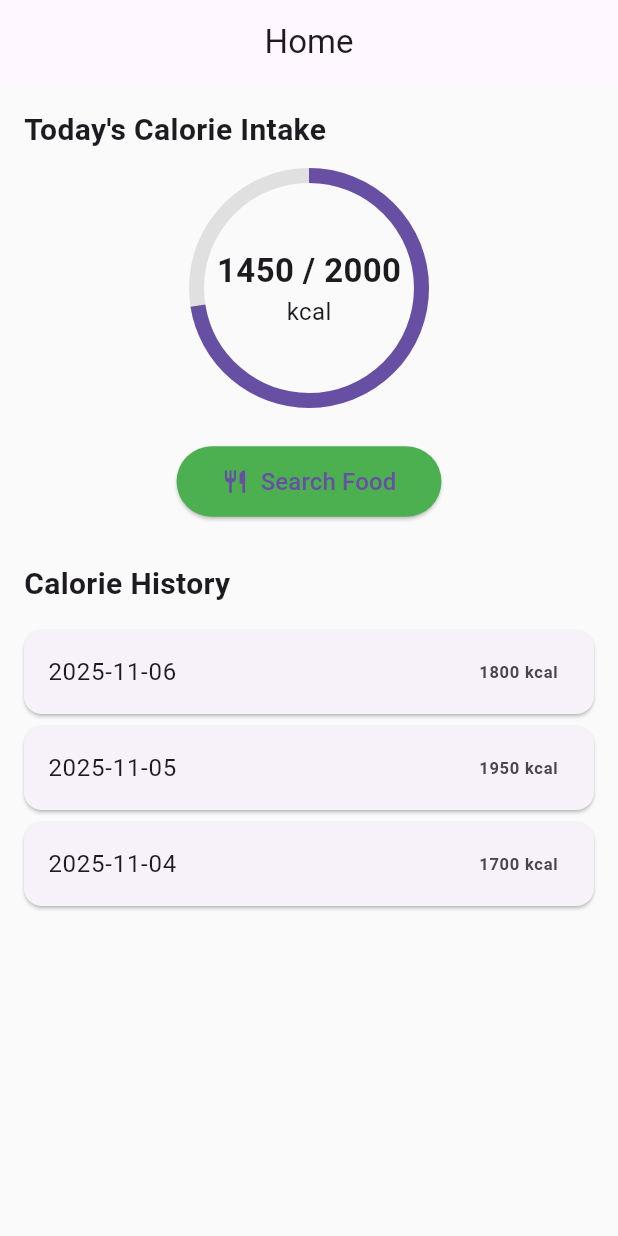
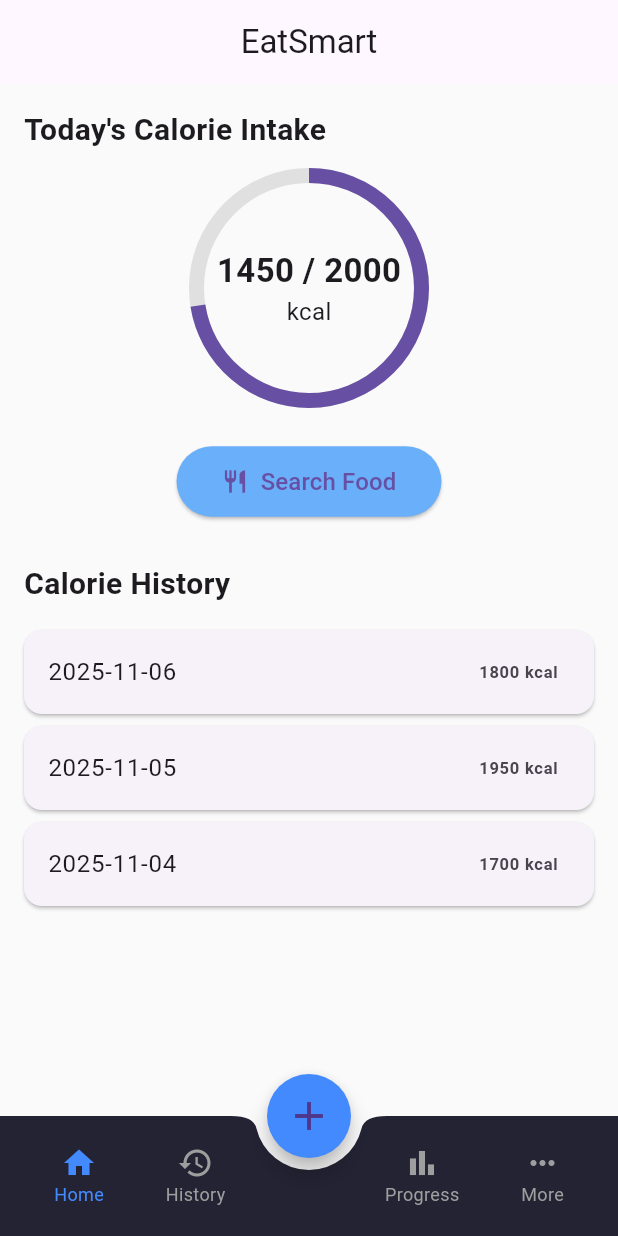
Before and after one commit to okkaraungaung/EatSmart, a Flutter app: the screen it shows after launch, on a phone screen of 412 x 824 dp. Run offline on Flutter 3.47's test engine with Material 3 defaults, Android fonts, the phone set to English and light mode, and no system bars; our stand-ins replace flutter_dotenv.

Commit message:
add bottom navigation bar

```diff
--- a/lib/home_screen.dart
+++ b/lib/home_screen.dart
@@ -12,18 +12,32 @@ class HomeScreen extends StatefulWidget {
 class _HomeScreenState extends State<HomeScreen> {
   int dailyGoal = 2000;
   int todayCalories = 1450;
+  int _selectedIndex = 0;
+
   List<Map<String, dynamic>> history = [
     {"date": "2025-11-06", "calories": 1800},
     {"date": "2025-11-05", "calories": 1950},
     {"date": "2025-11-04", "calories": 1700},
   ];
 
+  void _onItemTapped(int index) {
+    setState(() => _selectedIndex = index);
+    if (index == 1) {
+      Navigator.push(
+        context,
+        MaterialPageRoute(
+          builder: (_) => const HistoryScreen(date: '2025-11-06'),
+        ),
+      );
+    }
+  }
+
   @override
   Widget build(BuildContext context) {
     double progress = todayCalories / dailyGoal;
 
     return Scaffold(
-      appBar: AppBar(title: const Text("Home"), centerTitle: true),
+      appBar: AppBar(title: const Text("EatSmart"), centerTitle: true),
       body: Padding(
         padding: const EdgeInsets.all(16),
         child: Column(
@@ -75,7 +89,7 @@ class _HomeScreenState extends State<HomeScreen> {
                     horizontal: 30,
                     vertical: 12,
                   ),
-                  backgroundColor: Colors.green,
+                  backgroundColor: const Color.fromARGB(255, 106, 175, 249),
                 ),
                 onPressed: () {
                   Navigator.push(
@@ -127,6 +141,63 @@ class _HomeScreenState extends State<HomeScreen> {
           ],
         ),
       ),
+
+      // Floating button
+      floatingActionButton: FloatingActionButton(
+        backgroundColor: Colors.blueAccent,
+        shape: const CircleBorder(),
+        onPressed: () {
+          Navigator.push(
+            context,
+            MaterialPageRoute(builder: (_) => const FoodSearchScreen()),
+          );
+        },
+        child: const Icon(Icons.add, size: 32),
+      ),
+      floatingActionButtonLocation: FloatingActionButtonLocation.centerDocked,
+
+      // Bottom navigation bar
+      bottomNavigationBar: BottomAppBar(
+        color: const Color(0xFF232334),
+        shape: const CircularNotchedRectangle(),
+        notchMargin: 8,
+        child: Padding(
+          padding: const EdgeInsets.symmetric(horizontal: 8.0),
+          child: Row(
+            mainAxisAlignment: MainAxisAlignment.spaceBetween,
+            children: [
+              _buildNavItem(Icons.home, "Home", 0),
+              _buildNavItem(Icons.history, "History", 1),
+              const SizedBox(width: 48), // space for + button
+              _buildNavItem(Icons.bar_chart, "Progress", 2),
+              _buildNavItem(Icons.more_horiz, "More", 3),
+            ],
+          ),
+        ),
+      ),
+    );
+  }
+
+  Widget _buildNavItem(IconData icon, String label, int index) {
+    final isSelected = _selectedIndex == index;
+    return GestureDetector(
+      onTap: () => _onItemTapped(index),
+      child: Padding(
+        padding: const EdgeInsets.symmetric(vertical: 3.0, horizontal: 12),
+        child: Column(
+          mainAxisSize: MainAxisSize.min,
+          children: [
+            Icon(icon, color: isSelected ? Colors.blueAccent : Colors.grey),
+            Text(
+              label,
+              style: TextStyle(
+                color: isSelected ? Colors.blueAccent : Colors.grey,
+                fontSize: 12,
+              ),
+            ),
+          ],
+        ),
+      ),
     );
   }
 }
```
